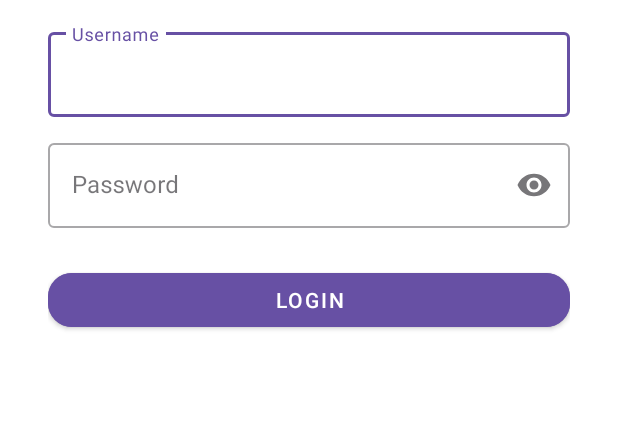
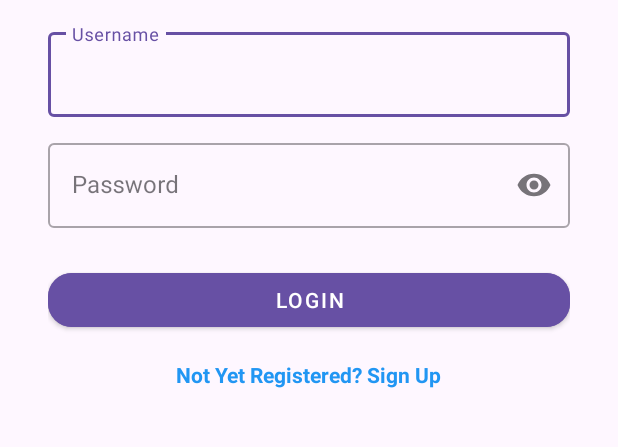
Before and after one commit to ganiaalma/calculator, an Android app: the screen it shows after launch (LoginActivity), after a tap on "LOGIN", on a phone screen of 412 x 824 dp, the part 258-705 px from its top. Run offline under Robolectric (Android 15) with nearby library versions, the phone set to English and light mode, and no system bars.

Commit message:
second commit

```diff
--- a/app/src/main/AndroidManifest.xml
+++ b/app/src/main/AndroidManifest.xml
@@ -13,6 +13,9 @@
         android:theme="@style/Theme.App1"
         tools:targetApi="31">
         <activity
+            android:name=".SignupActivity"
+            android:exported="false" />
+        <activity
             android:name=".CalculatorActivity"
             android:exported="true" />
         <activity
@@ -26,7 +29,7 @@
         </activity>
         <activity
             android:name=".MainActivity"
-            android:exported="false"></activity>
+            android:exported="false" />
     </application>
 
 </manifest>
--- a/app/src/main/java/com/example/app1/DatabaseHelper.kt
+++ b/app/src/main/java/com/example/app1/DatabaseHelper.kt
@@ -1,4 +1,61 @@
 package com.example.app1
 
-class DatabaseHelper {
+import android.content.ContentValues
+import android.content.Context
+import android.database.sqlite.SQLiteDatabase
+import android.database.sqlite.SQLiteOpenHelper
+
+class DatabaseHelper(context: Context) : SQLiteOpenHelper(context, DATABASE_NAME, null, DATABASE_VERSION) {
+
+    companion object {
+        private const val DATABASE_NAME = "user_database"
+        private const val DATABASE_VERSION = 1
+        private const val TABLE_NAME = "data"
+        private const val COLUMN_ID = "id"
+        private const val COLUMN_USERNAME = "username"
+        private const val COLUMN_PASSWORD = "password"
+    }
+
+    override fun onCreate(db: SQLiteDatabase) {
+        val createTableQuery = "CREATE TABLE $TABLE_NAME (" +
+                "$COLUMN_ID INTEGER PRIMARY KEY AUTOINCREMENT, " +
+                "$COLUMN_USERNAME TEXT, " +
+                "$COLUMN_PASSWORD TEXT)"
+        db.execSQL(createTableQuery)
+    }
+
+    override fun onUpgrade(db: SQLiteDatabase, oldVersion: Int, newVersion: Int) {
+        val dropTableQuery = "DROP TABLE IF EXISTS $TABLE_NAME"
+        db.execSQL(dropTableQuery)
+        onCreate(db)
+    }
+
+    fun insertUser(username: String, password: String): Long {
+        val values = ContentValues()
+        values.put(COLUMN_USERNAME, username)
+        values.put(COLUMN_PASSWORD, password)
+        val db = this.writableDatabase
+        val rowId = db.insert(TABLE_NAME, null, values)
+        db.close()
+        return rowId
+    }
+
+    fun readUser(username: String, password: String): Boolean {
+        val db = this.readableDatabase
+        val selection = "$COLUMN_USERNAME = ? AND $COLUMN_PASSWORD = ?"
+        val selectionArgs = arrayOf(username, password)
+        val cursor = db.query(
+            TABLE_NAME,
+            null,
+            selection,
+            selectionArgs,
+            null,
+            null,
+            null
+        )
+        val userExists = cursor.count > 0
+        cursor.close()
+        db.close()
+        return userExists
+    }
 }
--- a/app/src/main/java/com/example/app1/LoginActivity.kt
+++ b/app/src/main/java/com/example/app1/LoginActivity.kt
@@ -8,40 +8,34 @@ import com.example.app1.databinding.ActivityLoginBinding
 
 class LoginActivity : AppCompatActivity() {
     private lateinit var binding: ActivityLoginBinding
+    private lateinit var databaseHelper: DatabaseHelper
 
     override fun onCreate(savedInstanceState: Bundle?) {
         super.onCreate(savedInstanceState)
-
-        // Menggunakan View Binding
         binding = ActivityLoginBinding.inflate(layoutInflater)
         setContentView(binding.root)
 
-        // Menangani klik tombol login
+        databaseHelper = DatabaseHelper(this)
+
         binding.loginButton.setOnClickListener {
-            performLogin()
-        }
-    }
+            val username = binding.usernameEditText.text.toString().trim()
+            val password = binding.passwordEditText.text.toString().trim()
 
-    private fun performLogin() {
-        val username = binding.usernameEditText.text.toString().trim()
-        val password = binding.passwordEditText.text.toString().trim()
+            val userExists = databaseHelper.readUser(username, password)
 
-        // Validasi input
-        if (username.isEmpty() || password.isEmpty()) {
-            Toast.makeText(this, "Username dan Password harus diisi!", Toast.LENGTH_SHORT).show()
-            return
+            if (userExists) {
+                Toast.makeText(this, "Login Successful", Toast.LENGTH_SHORT).show()
+                val intent = Intent(this, MainActivity::class.java)
+                startActivity(intent)
+                finish()
+            } else {
+                Toast.makeText(this, "Username atau Password salah!", Toast.LENGTH_SHORT).show()
+            }
         }
 
-        // Autentikasi sederhana (ganti dengan autentikasi dari database jika diperlukan)
-        if (username == "gania" && password == "1234") {
-            Toast.makeText(this, "Login berhasil!", Toast.LENGTH_SHORT).show()
-
-            // Pindah ke halaman utama (MainActivity)
-            val intent = Intent(this, MainActivity::class.java)
+        binding.signupRedirect.setOnClickListener {
+            val intent = Intent(this, SignupActivity::class.java)
             startActivity(intent)
-            finish() // Tutup halaman login agar tidak bisa kembali ke sini
-        } else {
-            Toast.makeText(this, "Username atau Password salah!", Toast.LENGTH_SHORT).show()
         }
     }
 }
--- a/app/src/main/res/layout/activity_login.xml
+++ b/app/src/main/res/layout/activity_login.xml
@@ -5,9 +5,21 @@
     android:layout_width="match_parent"
     android:layout_height="match_parent"
     tools:context=".LoginActivity"
-    android:padding="32dp"
-    android:background="@color/white">
+    android:padding="32dp">
 
+    <!-- Background Image -->
+<!--    <ImageView-->
+<!--        android:id="@+id/login_background"-->
+<!--        android:layout_width="match_parent"-->
+<!--        android:layout_height="match_parent"-->
+<!--        android:scaleType="centerCrop"-->
+<!--        android:src="@drawable/user_logo"-->
+<!--        app:layout_constraintBottom_toBottomOf="parent"-->
+<!--        app:layout_constraintEnd_toEndOf="parent"-->
+<!--        app:layout_constraintStart_toStartOf="parent"-->
+<!--        app:layout_constraintTop_toTopOf="parent" />-->
+
+    <!-- Logo Image -->
     <ImageView
         android:id="@+id/logoImage"
         android:layout_width="140dp"
@@ -19,6 +31,7 @@
         app:layout_constraintStart_toStartOf="parent"
         app:layout_constraintEnd_toEndOf="parent" />
 
+    <!-- Username Input -->
     <com.google.android.material.textfield.TextInputLayout
         android:id="@+id/usernameInputLayout"
         style="@style/Widget.MaterialComponents.TextInputLayout.OutlinedBox"
@@ -39,6 +52,7 @@
             android:textColor="@color/black" />
     </com.google.android.material.textfield.TextInputLayout>
 
+    <!-- Password Input -->
     <com.google.android.material.textfield.TextInputLayout
         android:id="@+id/passwordInputLayout"
         style="@style/Widget.MaterialComponents.TextInputLayout.OutlinedBox"
@@ -59,6 +73,7 @@
             android:textColor="@color/black" />
     </com.google.android.material.textfield.TextInputLayout>
 
+    <!-- Login Button -->
     <com.google.android.material.button.MaterialButton
         android:id="@+id/loginButton"
         style="@style/Widget.MaterialComponents.Button"
@@ -75,4 +90,17 @@
         app:layout_constraintStart_toStartOf="parent"
         app:layout_constraintEnd_toEndOf="parent" />
 
+    <!-- Sign Up Redirect -->
+    <TextView
+        android:id="@+id/signup_redirect"
+        android:layout_width="wrap_content"
+        android:layout_height="wrap_content"
+        android:layout_marginTop="16dp"
+        android:text="Not Yet Registered? Sign Up"
+        android:textColor="#2196F3"
+        android:textStyle="bold"
+        app:layout_constraintEnd_toEndOf="parent"
+        app:layout_constraintStart_toStartOf="parent"
+        app:layout_constraintTop_toBottomOf="@id/loginButton" />
+
 </androidx.constraintlayout.widget.ConstraintLayout>
```
Also changed, not shown: app/src/main/java/com/example/app1/SignupActivity.kt (+30 -9 lines), app/src/main/res/layout/activity_signup.xml (+69 -1 lines).
